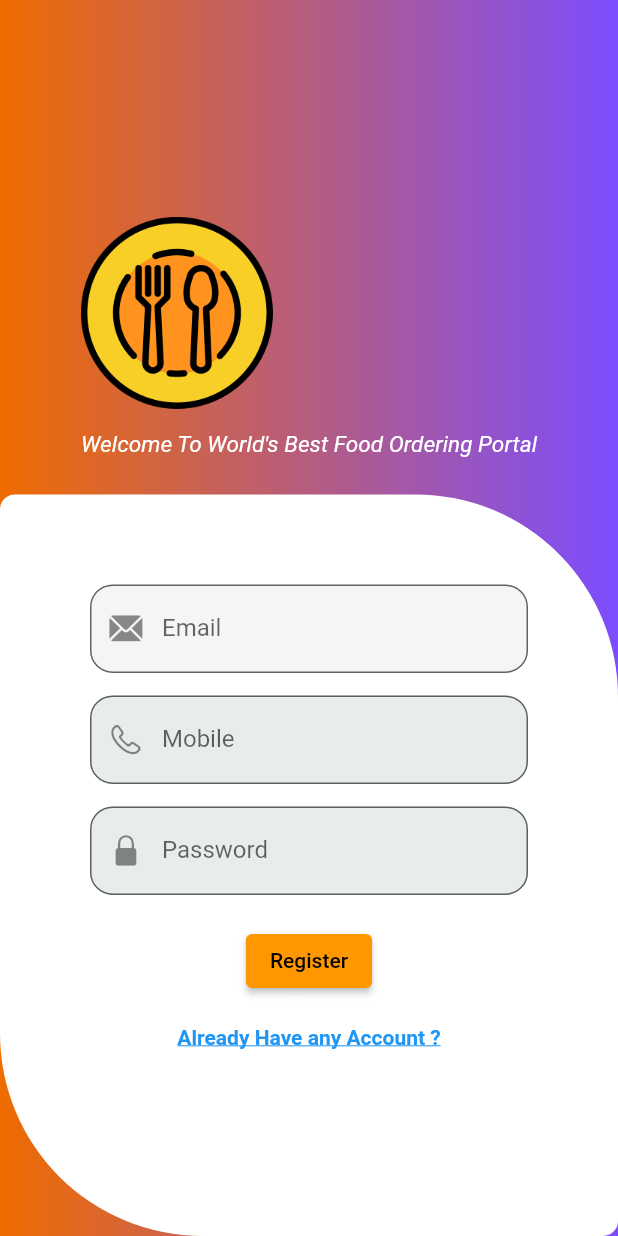
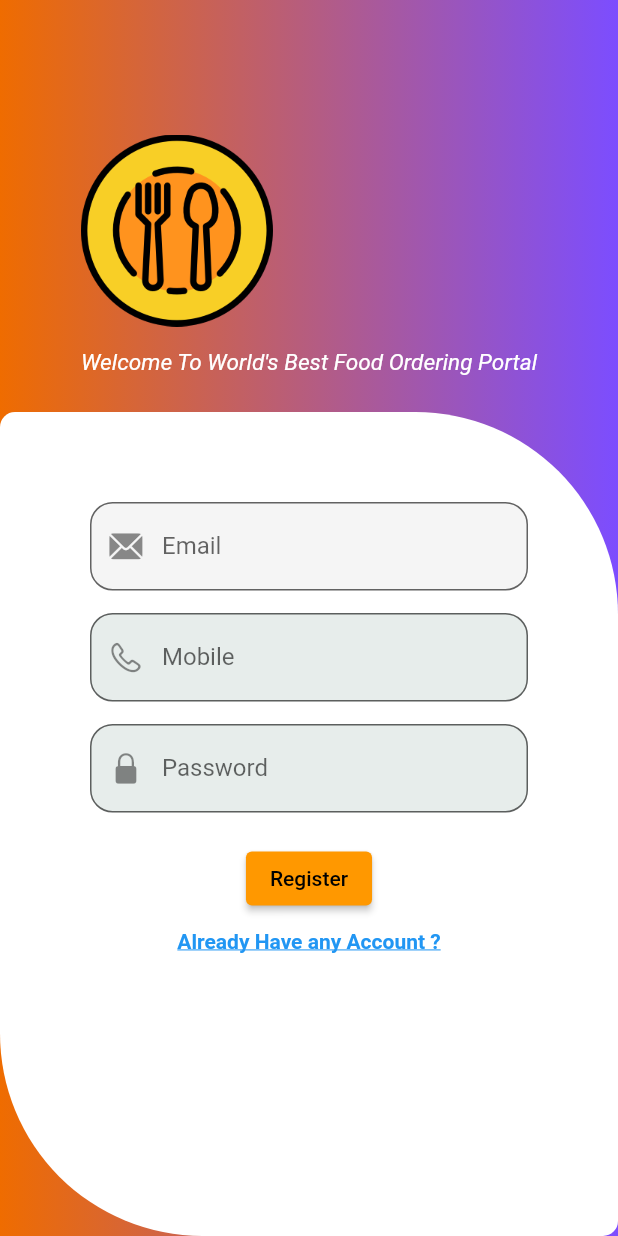
Before and after one commit to ajinkyavn1/FoodOrderingApp, a Flutter app: the RegisterPageContent screen opened directly, on a phone screen of 412 x 824 dp. Run offline on Flutter 3.47's test engine with Material 2 defaults, Android fonts, the phone set to English and light mode, and no system bars; our stand-ins replace carousel_slider, cloud_firestore, email_validator, firebase_auth, firebase_core, firebase_database and 1 more; missing offline and left inert: dart:ffi; accounts and stored records are empty.

Commit message:
Update Register.dart

```diff
--- a/lib/Page/Auth/Register.dart
+++ b/lib/Page/Auth/Register.dart
@@ -1,12 +1,15 @@
+import 'package:cloud_firestore/cloud_firestore.dart';
+import 'package:firebase_core/firebase_core.dart';
+import 'package:firebase_database/firebase_database.dart';
 import 'package:flutter/cupertino.dart';
 import 'package:flutter/material.dart';
 import 'package:fooddelivery/Page/Auth/LoginPage.dart';
 import 'package:fooddelivery/Page/HomePage.dart';
-import 'package:fooddelivery/SplashScreen.dart';
 import 'package:fooddelivery/blocs/RegisterPageBloc.dart';
 import 'package:provider/provider.dart';
 
 class RegisterPage extends StatelessWidget {
+
   @override
   Widget build(BuildContext context) {
     return ChangeNotifierProvider(
@@ -17,6 +20,10 @@ class RegisterPage extends StatelessWidget {
 }
 
 class RegisterPageContent extends StatefulWidget {
+
+  final FirebaseApp app;
+
+  RegisterPageContent({this.app});
   @override
   _RegisterPageContentState createState() => _RegisterPageContentState();
 }
@@ -40,10 +47,8 @@ class _RegisterPageContentState extends State<RegisterPageContent> {
   Widget build(BuildContext context) {
     registerPageBloc=Provider.of<RegisterPageBloc>(context);
     return Scaffold(
-
       body: SingleChildScrollView(
-        // reverse: true,
-
+         reverse: true,
         child: Container(
           constraints: BoxConstraints(
               maxWidth: MediaQuery
@@ -90,7 +95,7 @@ class _RegisterPageContentState extends State<RegisterPageContent> {
                   ),
                 ),
                 Expanded(
-                  flex: 3,
+                  flex: 4,
                   child: Container(
                     width: double.infinity,
                     decoration: BoxDecoration(
@@ -169,7 +174,7 @@ class _RegisterPageContentState extends State<RegisterPageContent> {
               .then((value) => Navigator.pushReplacement(context, MaterialPageRoute(builder: (context)=>HomePage()))),
             child: Text("Register"),
           ),
-          SizedBox(height: 19,),
+          SizedBox(height: 10,),
           InkWell(
             onTap: (){
             Navigator.pushReplacement(context, MaterialPageRoute(builder: (context)=>LoginPage()));
```
